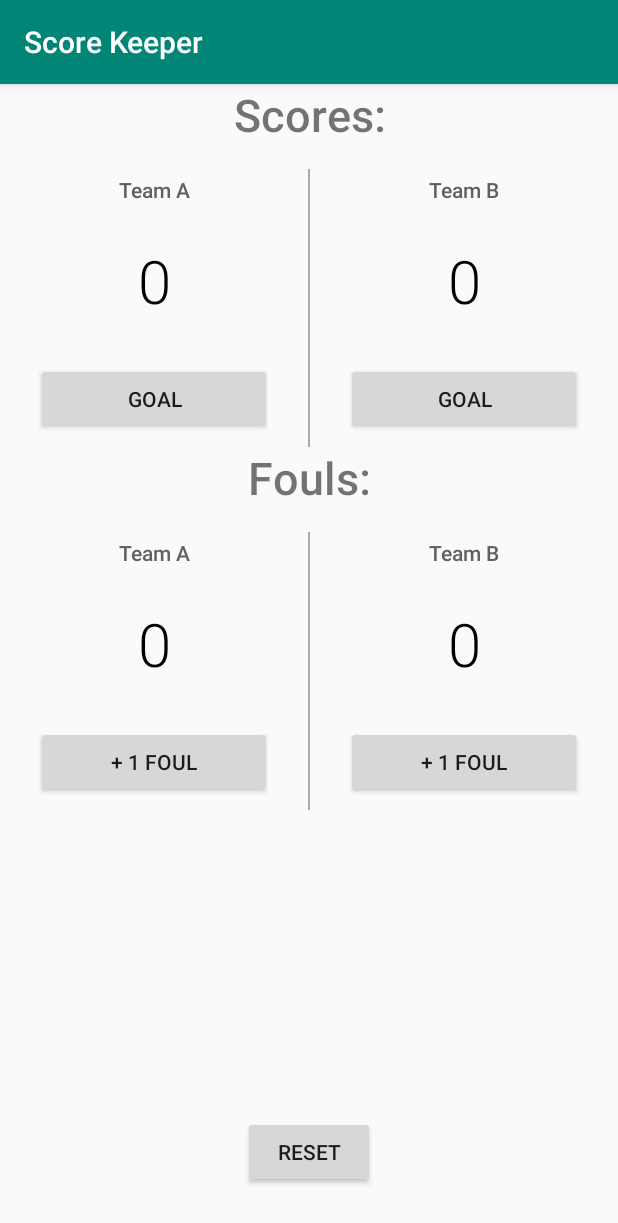
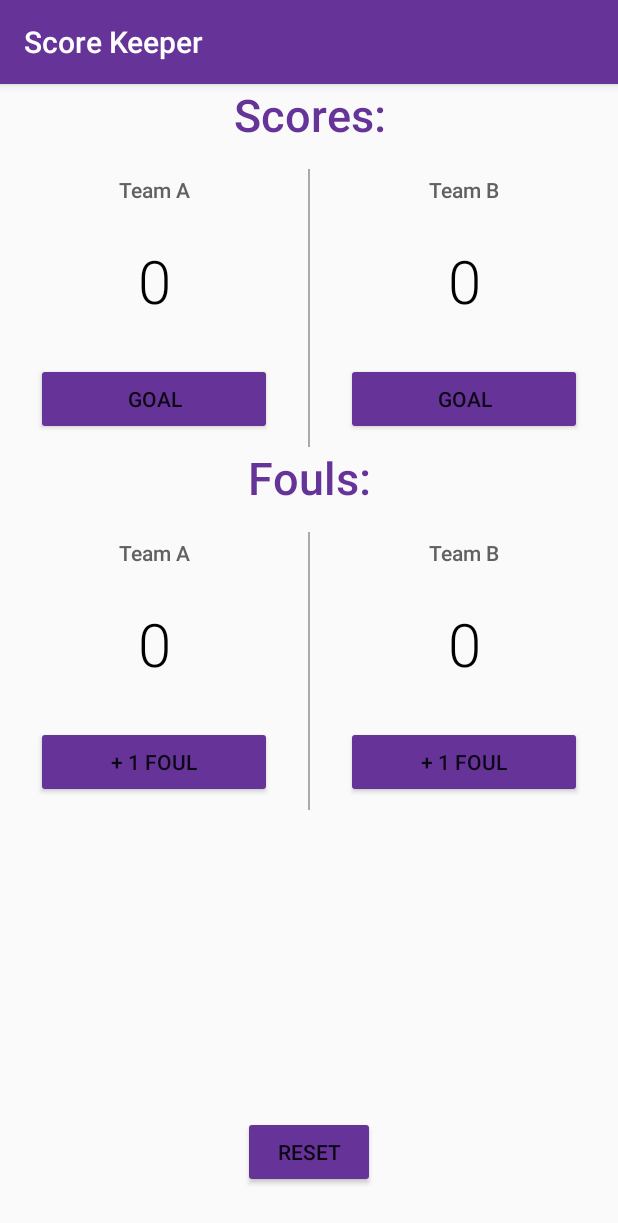
Before and after one commit to SamuelBFG/score-keeper-app, an Android app: the screen it shows after launch (MainActivity), on a phone screen of 412 x 824 dp. Shown: the top 1223 px of the screen. Run offline under Robolectric (Android 15) with nearby library versions, the phone set to English and light mode, and no system bars.

Commit message:
Styles and last commit

```diff
--- a/app/src/main/java/com/example/android/scorekeeper/MainActivity.java
+++ b/app/src/main/java/com/example/android/scorekeeper/MainActivity.java
@@ -25,25 +25,25 @@ public class MainActivity extends AppCompatActivity {
     }
 
     //Displays @param score on TextView team_a_score.
-    public void displayScoreA(int score) {
+    private void displayScoreA(int score) {
         TextView scoreA = (TextView) findViewById(R.id.team_a_score);
         scoreA.setText(String.valueOf(score));
     }
 
     //Displays @param score on TextView team_b_score.
-    public void displayScoreB(int score) {
+    private void displayScoreB(int score) {
         TextView scoreB = (TextView) findViewById(R.id.team_b_score);
         scoreB.setText(String.valueOf(score));
     }
 
     //Displays @param fouls on TextView team_a_fouls.
-    public void displayFoulsA(int fouls) {
+    private void displayFoulsA(int fouls) {
         TextView foulsA = (TextView) findViewById(R.id.team_a_fouls);
         foulsA.setText(String.valueOf(fouls));
     }
 
     //Displays @param fouls on TextView team_b_fouls.
-    public void displayFoulsB(int fouls) {
+    private void displayFoulsB(int fouls) {
         TextView foulsB = (TextView) findViewById(R.id.team_b_fouls);
         foulsB.setText(String.valueOf(fouls));
     }
@@ -72,4 +72,15 @@ public class MainActivity extends AppCompatActivity {
         displayFoulsB(foulsB);
     }
 
+    public void reset(View view){
+        scoreA = 0;
+        scoreB = 0;
+        foulsA = 0;
+        foulsB = 0;
+        displayScoreA(scoreA);
+        displayScoreB(scoreB);
+        displayFoulsA(foulsA);
+        displayFoulsB(foulsB);
+    }
+
 }
--- a/app/src/main/res/layout/activity_main.xml
+++ b/app/src/main/res/layout/activity_main.xml
@@ -14,6 +14,7 @@
         android:fontFamily="sans-serif-medium"
         android:gravity="center_horizontal"
         android:text="Scores:"
+        android:textColor="#663399"
         android:textSize="30sp" /> <!-- SCORE -->
 
     <LinearLayout
@@ -58,8 +59,8 @@
                 android:layout_marginLeft="24dp"
                 android:layout_marginRight="24dp"
                 android:layout_marginBottom="8dp"
-                android:text="Goal"
-                android:onClick="incrementScoreA"/>
+                android:onClick="incrementScoreA"
+                android:text="Goal" />
 
         </LinearLayout>
 
@@ -104,8 +105,8 @@
                 android:layout_marginLeft="24dp"
                 android:layout_marginRight="24dp"
                 android:layout_marginBottom="8dp"
-                android:text="Goal"
-                android:onClick="incrementScoreB"/>
+                android:onClick="incrementScoreB"
+                android:text="Goal" />
 
 
         </LinearLayout>
@@ -120,6 +121,7 @@
         android:fontFamily="sans-serif-medium"
         android:gravity="center_horizontal"
         android:text="Fouls:"
+        android:textColor="#663399"
         android:textSize="30sp" /> <!-- FOULS -->
 
     <LinearLayout
@@ -163,8 +165,8 @@
                 android:layout_marginLeft="24dp"
                 android:layout_marginRight="24dp"
                 android:layout_marginBottom="8dp"
-                android:text="+ 1 Foul"
-                android:onClick="incrementFoulsA"/>
+                android:onClick="incrementFoulsA"
+                android:text="+ 1 Foul" />
 
 
         </LinearLayout>
@@ -210,8 +212,8 @@
                 android:layout_marginLeft="24dp"
                 android:layout_marginRight="24dp"
                 android:layout_marginBottom="8dp"
-                android:text="+ 1 Foul"
-                android:onClick="incrementFoulsB"/>
+                android:onClick="incrementFoulsB"
+                android:text="+ 1 Foul" />
         </LinearLayout>
     </LinearLayout>
 
@@ -221,6 +223,7 @@
         android:layout_alignParentBottom="true"
         android:layout_centerHorizontal="true"
         android:layout_marginBottom="32dp"
+        android:onClick="reset"
         android:text="Reset" /> <!-- RESET BUTTON -->
 
 </RelativeLayout>
--- a/app/src/main/res/values/styles.xml
+++ b/app/src/main/res/values/styles.xml
@@ -3,9 +3,10 @@
     <!-- Base application theme. -->
     <style name="AppTheme" parent="Theme.AppCompat.Light.DarkActionBar">
         <!-- Customize your theme here. -->
-        <item name="colorPrimary">@color/colorPrimary</item>
-        <item name="colorPrimaryDark">@color/colorPrimaryDark</item>
+        <item name="colorPrimary">#663399</item>
+        <item name="colorPrimaryDark">#4B0082</item>
         <item name="colorAccent">@color/colorAccent</item>
+        <item name="colorButtonNormal">#663399</item>
     </style>
 
 </resources>
```
